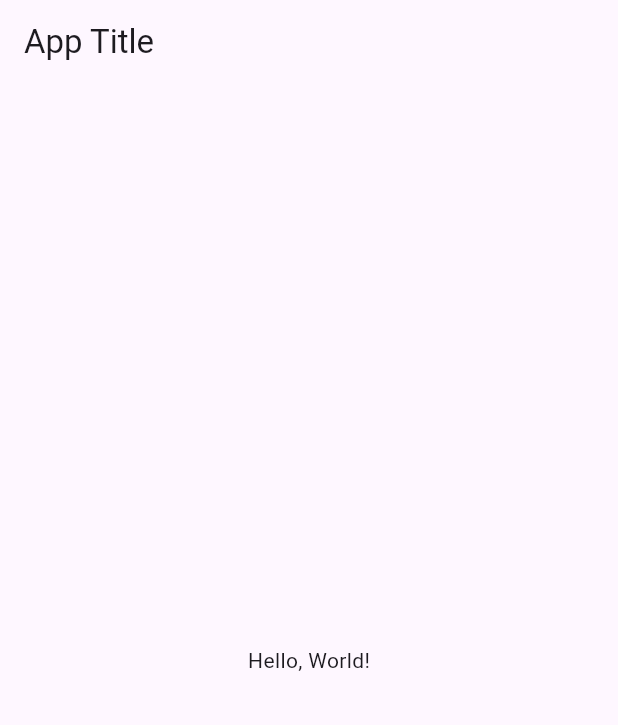
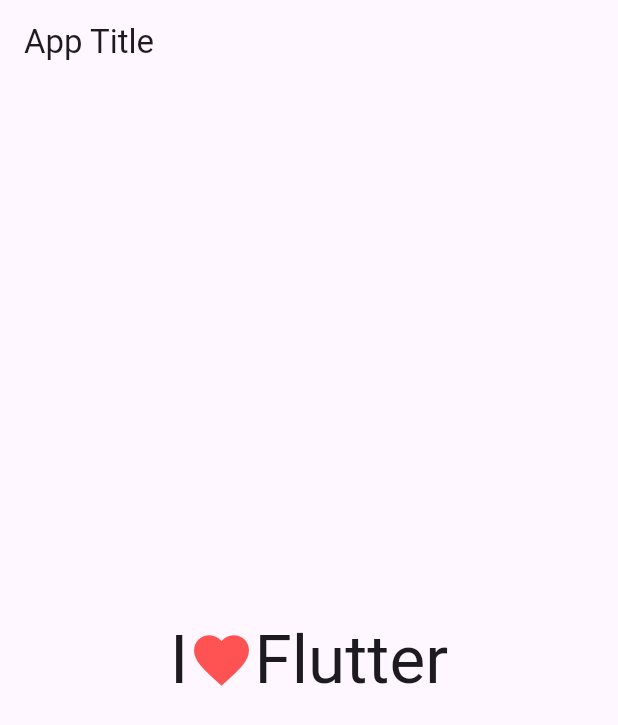
Before and after one commit to dacbac2702/lab02_widgets_intro, a Flutter app: the screen it shows after launch, on a phone screen of 412 x 824 dp. Shown: the top 725 px of the screen. Run offline on Flutter 3.47's test engine with Material 3 defaults, Android fonts, the phone set to English and light mode, and no system bars.

Commit message:
Update main.dart

```diff
--- a/lib/main.dart
+++ b/lib/main.dart
@@ -13,12 +13,30 @@ class MyApp extends StatelessWidget {
   Widget build(BuildContext context) {
     return MaterialApp(
       home: Scaffold(
-        appBar: AppBar(title: const Text('App Title')),
-        body: const Center(
-          child: Text(
-            'Hello, World!',
-          ),
-        ),
+        appBar: AppBar(title: Text('App Title')),
+        body: Center(
+          // body: const Center(
+
+          child: Row(
+            // child: Text(
+            mainAxisAlignment: MainAxisAlignment.center,
+            children: [
+              Text(
+                'I', // 'Hello, World!',
+                style: Theme.of(context).textTheme.headline2,
+              ),
+              Icon(
+                Icons.favorite,
+                color: Colors.redAccent,
+                size: 44,
+              ),
+              Text(
+                'Flutter',
+                style: Theme.of(context).textTheme.headline2,
+              ),
+            ],
+          ), // ),
+        ), // ),
       ),
     );
   }
```
